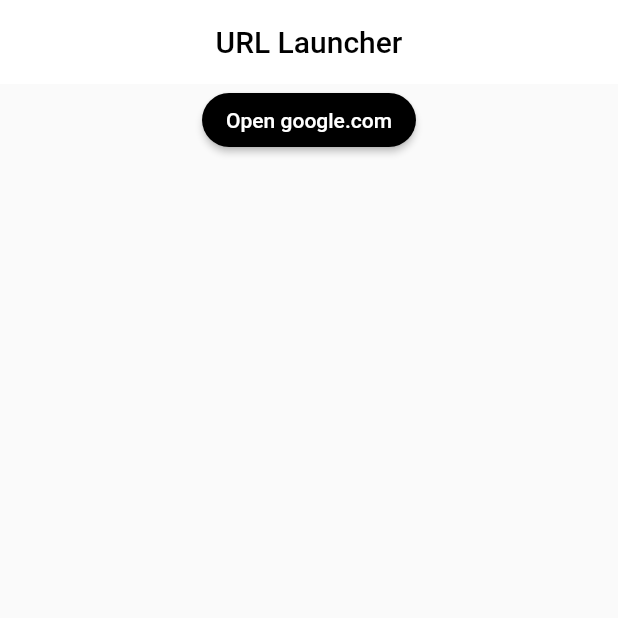
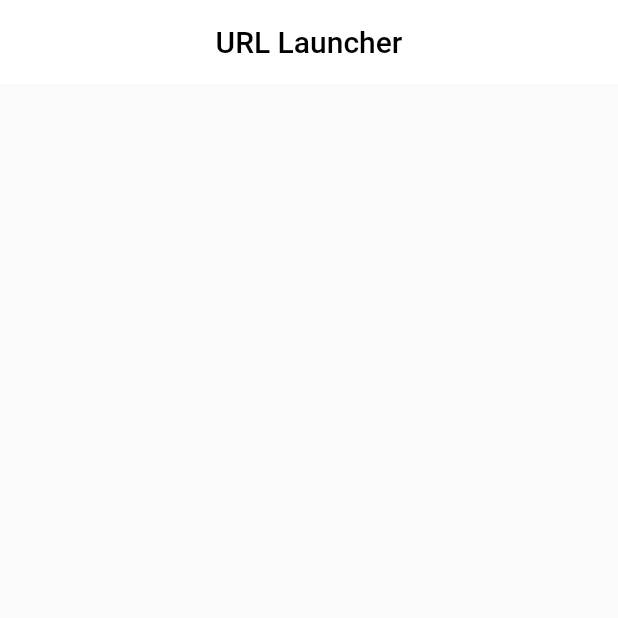
Before and after one commit to dsciiitkalyani/flutter-url-launcher, a Flutter app: the Home screen opened directly, on a phone screen of 412 x 824 dp, the top half of it. Run offline on Flutter 3.47's test engine with Material 2 defaults, Android fonts, the phone set to English and light mode, and no system bars.

Commit message:
final commit

```diff
--- a/lib/Home.dart
+++ b/lib/Home.dart
@@ -1,5 +1,4 @@
 import 'package:flutter/material.dart';
-import 'package:url_launcher/url_launcher.dart';
 
 class Home extends StatefulWidget {
   @override
@@ -26,21 +25,7 @@ class _HomeState extends State<Home> {
             mainAxisAlignment: MainAxisAlignment.start,
             crossAxisAlignment: CrossAxisAlignment.center,
             children: [
-              RaisedButton(
-                color: Colors.black,
-                shape: RoundedRectangleBorder(
-                  borderRadius: BorderRadius.circular(50)
-                ),
-                child: Text(
-                  "Open google.com",
-                  style: TextStyle(color: Colors.white),
-                ),
-                onPressed: () async {
-                  if (await canLaunch("https://google.com")) {
-                    launch("https://google.com");
-                  }
-                },
-              )
+
             ],
           ),
         ),
```
Also changed, not shown: lib/main.dart (+8 -105 lines), 1 other file.
